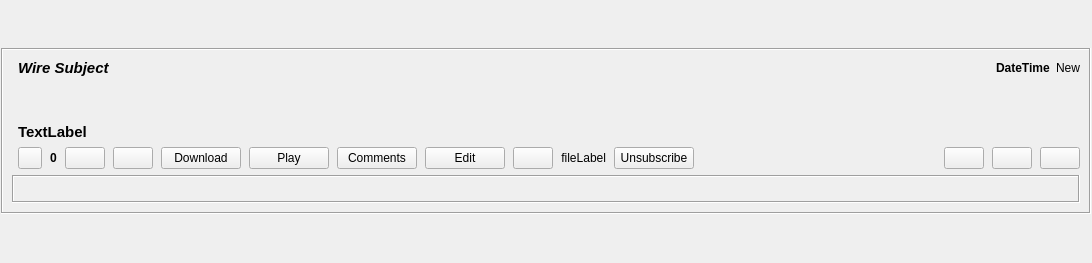
First picture: the form in retroshare-gui/src/gui/feeds/WireNotifyPostItem.ui, repository RetroShare/RetroShare, before the edit.
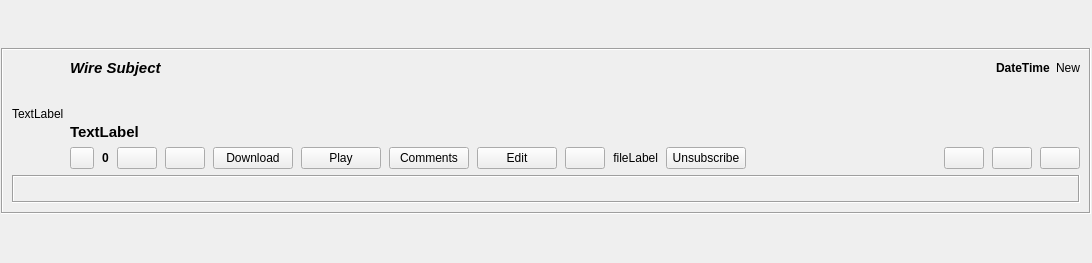
Second picture: the form after the edit. Custom widgets are drawn as their Qt base class.

Commit message: updated the notify post model in news feed for wire

Diff of the .ui file:
```diff
--- a/retroshare-gui/src/gui/feeds/WireNotifyPostItem.ui
+++ b/retroshare-gui/src/gui/feeds/WireNotifyPostItem.ui
@@ -52,18 +52,9 @@
         <item>
          <layout class="QVBoxLayout" name="logo_VLayout">
           <item>
-           <widget class="QWidget" name="logoLabel" native="true">
-            <property name="sizePolicy">
-             <sizepolicy hsizetype="Preferred" vsizetype="Maximum">
-              <horstretch>0</horstretch>
-              <verstretch>0</verstretch>
-             </sizepolicy>
-            </property>
-            <property name="text" stdset="0">
-             <string/>
-            </property>
-            <property name="scaledContents" stdset="0">
-             <bool>false</bool>
+           <widget class="ZoomableLabel" name="logoLabel">
+            <property name="text">
+             <string>TextLabel</string>
             </property>
            </widget>
           </item>
@@ -446,6 +437,13 @@
    </item>
   </layout>
  </widget>
+ <customwidgets>
+  <customwidget>
+   <class>ZoomableLabel</class>
+   <extends>QLabel</extends>
+   <header>gui/gxschannels/GxsChannelPostThumbnail.h</header>
+  </customwidget>
+ </customwidgets>
  <resources/>
  <connections/>
 </ui>
```
Left out of the diff: 6 changed lines with no effect on the pictures. The commit also changes 6 other files.
